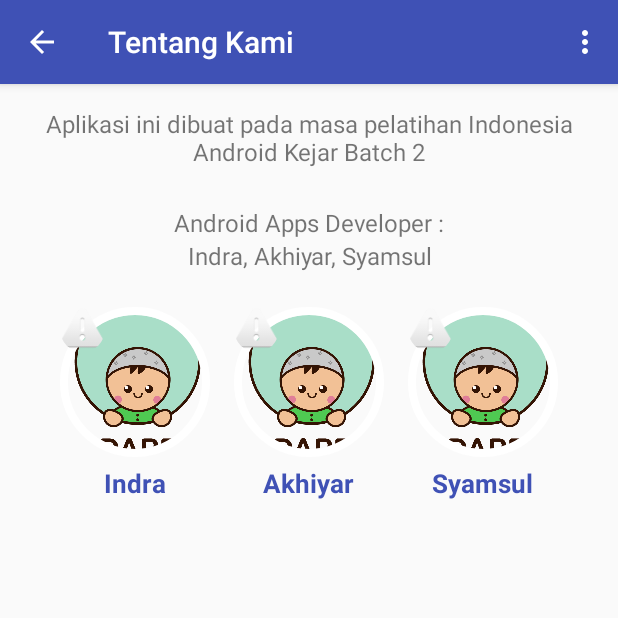
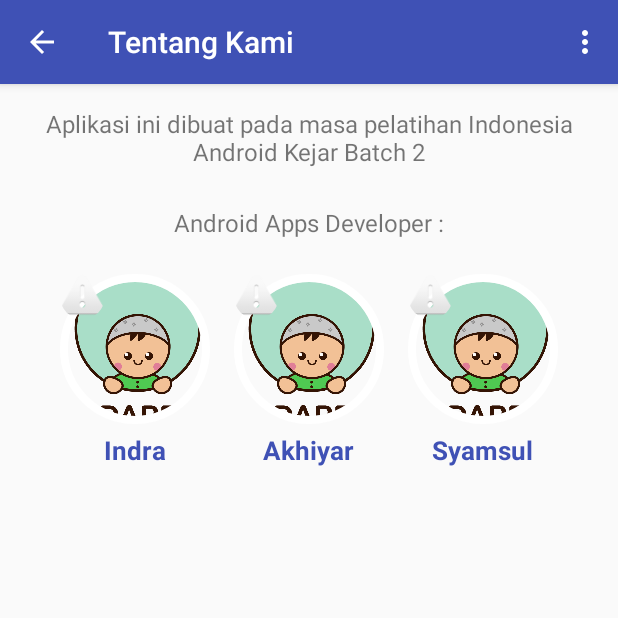
Before and after one commit to akhiyarwaladi/ADAPPS, an Android app: the screen it shows after launch (Keterangan), in the options menu, after a tap on "About", on a phone screen of 412 x 824 dp, the top half of it. Run offline under Robolectric (Android 15) with nearby library versions, the light colour scheme and no system bars; our stand-ins replace ButterKnife, FlexboxLayout; libraries missing offline, so code that uses them is left out: com.facebook, com.facebook.share; plain views replace CircularImageView; pictures from the network do not load; 2 statements that could not run were skipped.

Commit message:
merapikan deskripsi

```diff
--- a/app/src/main/java/com/example/aw/adapps/Activities/MenuUtaman.java
+++ b/app/src/main/java/com/example/aw/adapps/Activities/MenuUtaman.java
@@ -58,66 +58,66 @@ public class MenuUtaman extends AppCompatActivity {
         Adab adab = new Adab(1, "Adab Makan dan Minum", "a. Berusahalah dengan hati-hati untuk mencari makanan dan minuman yang halal\n" +
                 "b. Cuci tangan sebelum makan, dan bersihkan mulut jika telah selesai. terutama jika hendak sholat\n" +
                 "c. Mulailah makan dan  minum dengan mmembaca basmalah, dan diakhiri dengan hamdalah\n" +
-                "d. jangan mencela makanan jika tidak menyukainya\n" +
+                "d. Jangan mencela makanan jika tidak menyukainya\n" +
                 "e. Jangan menggunakan bejana emas dan perak\n" +
-                "f. makan dan minum sebaiknya dalam posisi duduk dengan tenang\n" +
-                "g. gunakanlah tangan kanan, dan mulailah hidangan dari yang ada di depan\n" +
+                "f. Makan dan minum sebaiknya dalam posisi duduk dengan tenang\n" +
+                "g. Gunakanlah tangan kanan, dan mulailah hidangan dari yang ada di depan\n" +
                 "h. Ambilah makanan dengan porsi secukupnya\n", covers[0]);
         adabList.add(adab);
 
-        adab = new Adab(2, "Adab Tidur dan Bangun", "a. tidurlah seawal mungkin, jangan terlalu larut\n" +
+        adab = new Adab(2, "Adab Tidur dan Bangun", "a. Tidurlah seawal mungkin, jangan terlalu larut\n" +
                 "b. Berwudhulah sebelum tidur dan berbaring ke sebelah kanan\n" +
                 "c. Sebelum tidur, sebaiknya mengingat kembali kesalahan yang telah diperbuat dan memohon ampun kepada Allah swt\n" +
-                "d. bacalah doa dan dzikir\n" +
+                "d. Bacalah doa dan dzikir\n" +
                 "e. Tutuplah pintu, jendela, makanan dan memadamkan api dan lampu sebelum tidur\n" +
                 "f. Ketika bangun tidur, hendaklah bersyukur", covers[1]);
         adabList.add(adab);
 
-        adab = new Adab(3, "Adab Membuang Hajat", "a. jangan menunda-nunda, baiknya disegerakan\n" +
-                "b. menjauhlah dari pandangan manusia saat buang hajat\n" +
-                "c. jangan membuang hajat di aliran air, jalan yang dilewati orang, dan tempat berteduh\n" +
-                "d. jangan membawa sesuatu yang berisi ungkapan Allah swt kecuali karena terpaksa\n" +
-                "e. jangan membelakangi atau menghadap kiblat jika terpaksa buang hajat di temmpat terbuka\n" +
-                "f. jangan buang air kecil di air tergenang\n" +
-                "g. gunakan tangan kiri saat membersihkan sisa kotoran\n" +
-                "h. jangan berbicara saat buang hajat, kesuali darurat", covers[2]);
+        adab = new Adab(3, "Adab Membuang Hajat", "a. Jangan menunda-nunda, baiknya disegerakan\n" +
+                "b. Menjauhlah dari pandangan manusia saat buang hajat\n" +
+                "c. Jangan membuang hajat di aliran air, jalan yang dilewati orang, dan tempat berteduh\n" +
+                "d. Jangan membawa sesuatu yang berisi ungkapan Allah swt kecuali karena terpaksa\n" +
+                "e. Jangan membelakangi atau menghadap kiblat jika terpaksa buang hajat di temmpat terbuka\n" +
+                "f. Jangan buang air kecil di air tergenang\n" +
+                "g. Gunakan tangan kiri saat membersihkan sisa kotoran\n" +
+                "h. Jangan berbicara saat buang hajat, kesuali darurat", covers[2]);
         adabList.add(adab);
 
-        adab = new Adab(4, "Adab Berpakaian", "a. pakailah pakaian yang suci, jangan memakai pakaian yang bernajis\n" +
-                "b. pakaian harus menutup aurat, yaitu longgar tidak membentuk lekuk tubuh\n" +
-                "c. pakaian laki-laki jangan menyerupai pakaian wanita, dan sebaliknya\n" +
+        adab = new Adab(4, "Adab Berpakaian", "a. Pakailah pakaian yang suci, jangan memakai pakaian yang bernajis\n" +
+                "b. Pakaian harus menutup aurat, yaitu longgar tidak membentuk lekuk tubuh\n" +
+                "c. Pakaian laki-laki jangan menyerupai pakaian wanita, dan sebaliknya\n" +
                 "d. Laki-laki tidak boleh memakai emas dan kain sutera\n" +
-                "e. dianjurkan mendahulukan bagian kanan saat berpakaian\n" +
-                "f. gunakanlah sandal/sepatu sepasang, jangan sebelah\n", covers[3]);
+                "e. Dianjurkan mendahulukan bagian kanan saat berpakaian\n" +
+                "f. Gunakanlah sandal/sepatu sepasang, jangan sebelah\n", covers[3]);
         adabList.add(adab);
 
         adab = new Adab(5, "Adab di Jalanan", "a. Berjalannlah dengan tenang, bersikap wajar yaitu tawadhu agar tak terlihat sombong\n" +
-                "b. jangan mengganggu, membuang sampah dan buang hajat di jalanan\n" +
-                "c. singkirkan gangguan dari jalan, seperti beling, duri dan sebagainya.\n" +
-                "d. jawablah salam dari orang yang memberi salam di jalan, baik dari orang yang dikenal atau tidak\n" +
-                "e. berikan bantuan kepada orang yang tersesat jika mampu membantunya\n" +
-                "f. jika menggunakan kendaraan, jangan membuat gaduh dengan klakson, suara knalpot dan sebagainya. dahulukan pejalan kaki yang akan menyebrang\n" +
-                "g. parkirkan kendaraan pada tempatnya agar tidak mengganggu yang lain\n", covers[4]);
+                "b. Jangan mengganggu, membuang sampah dan buang hajat di jalanan\n" +
+                "c. Singkirkan gangguan dari jalan, seperti beling, duri dan sebagainya.\n" +
+                "d. Jawablah salam dari orang yang memberi salam di jalan, baik dari orang yang dikenal atau tidak\n" +
+                "e. Berikan bantuan kepada orang yang tersesat jika mampu membantunya\n" +
+                "f. Jika menggunakan kendaraan, jangan membuat gaduh dengan klakson, suara knalpot dan sebagainya. dahulukan pejalan kaki yang akan menyebrang\n" +
+                "g. Parkirkan kendaraan pada tempatnya agar tidak mengganggu yang lain\n", covers[4]);
         adabList.add(adab);
 
-        adab = new Adab(6, "Adab Memberi Salam", "a. keraskan suara ketika mengucapkan atau membalas salam\n" +
-                "b. jika sedang berkendara, ucapkan salam kepada yang berjalan kaki\n" +
+        adab = new Adab(6, "Adab Memberi Salam", "a. Keraskan suara ketika mengucapkan atau membalas salam\n" +
+                "b. Jika sedang berkendara, ucapkan salam kepada yang berjalan kaki\n" +
                 "c. Ucapkan salam ketika masuk ke suatu majlis dan saat meninggalkan majelis\n" +
                 "d. Ucapkan salam saat memasuki rumah, walaupun rumah tersebut kosong\n" +
-                "e. jangan memberi salam kepada orang yang sedang berada di WC\n" +
+                "e. Jangan memberi salam kepada orang yang sedang berada di WC\n" +
                 "f. Orang dewasa harus memberikan salam ke pada anak-anak\n" +
-                "g. dianjurkan berjabat tangan  saat memberi salam kepada mahramnya ", covers[5]);
+                "g. Dianjurkan berjabat tangan  saat memberi salam kepada mahramnya ", covers[5]);
         adabList.add(adab);
 
-        adab = new Adab(7, "Adab Bergaul", "a. perhatikan perasaan orang lain dan hormatilah\n" +
-                "b. kenali karakter dan ahlak mereka\n" +
+        adab = new Adab(7, "Adab Bergaul", "a. Perhatikan perasaan orang lain dan hormatilah\n" +
+                "b. Kenali karakter dan ahlak mereka\n" +
                 "c. Tanyakanlah kabar mereka, dan jagalah rahasia mereka\n" +
-                "d. tawadhulah kepada mereka, jangan merasa lebih hebat dari mereka\n" +
-                "e. tersenyumlah saat bertemu mereka denga berwajah manis dan lapang dada\n" +
-                "f. berbicalah sesuai dengan akal mereka\n" +
-                "g. berbaik sangka kepada orang lain dan tidak memata-matai mereka\n" +
-                "h. maafkan kekeliruan mereka dan tidak mencari-cari kesalahannya\n" +
-                "i. jaga selalu perdamaian meskipun harus merekayasanya", covers[6]);
+                "d. Tawadhulah kepada mereka, jangan merasa lebih hebat dari mereka\n" +
+                "e. Tersenyumlah saat bertemu mereka denga berwajah manis dan lapang dada\n" +
+                "f. Berbicalah sesuai dengan akal mereka\n" +
+                "g. Berbaik sangka kepada orang lain dan tidak memata-matai mereka\n" +
+                "h. Maafkan kekeliruan mereka dan tidak mencari-cari kesalahannya\n" +
+                "i. Jaga selalu perdamaian meskipun harus merekayasanya", covers[6]);
         adabList.add(adab);
 
         adapter.notifyDataSetChanged();
--- a/app/src/main/res/layout/keterangan.xml
+++ b/app/src/main/res/layout/keterangan.xml
@@ -38,12 +38,6 @@ android:orientation="vertical">
             android:textSize="16sp"
             android:textAlignment="center"
             android:text="Android Apps Developer :"/>
-        <TextView
-            android:layout_width="match_parent"
-            android:layout_height="wrap_content"
-            android:textSize="16sp"
-            android:textAlignment="center"
-            android:text="Indra, Akhiyar, Syamsul"/>
 
     </LinearLayout>
     <com.google.android.flexbox.FlexboxLayout
```
